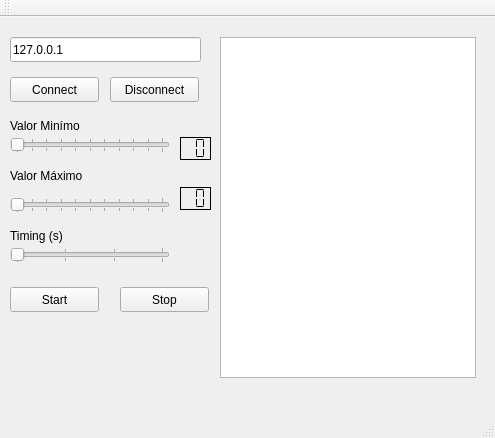
Above: QtTcpClientProducer/mainwindow.ui from HemersonRafael/PA_qt before the change. Below: the same form after it.
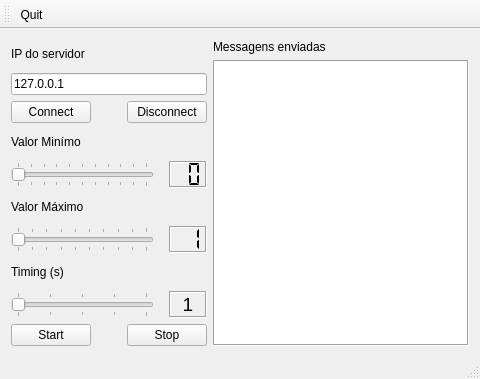
That is the form after the change.

What changed in the file:
```diff
--- a/QtTcpClientProducer/mainwindow.ui
+++ b/QtTcpClientProducer/mainwindow.ui
@@ -6,131 +6,131 @@
    <rect>
     <x>0</x>
     <y>0</y>
-    <width>495</width>
-    <height>438</height>
+    <width>480</width>
+    <height>379</height>
    </rect>
   </property>
   <property name="windowTitle">
-   <string>MainWindow</string>
+   <string>Tcp Client Producer</string>
+  </property>
+  <property name="toolButtonStyle">
+   <enum>Qt::ToolButtonIconOnly</enum>
   </property>
   <widget class="QWidget" name="centralWidget">
+   <layout class="QGridLayout" name="gridLayout">
+    <item row="0" column="1">
+     <layout class="QVBoxLayout" name="verticalLayout_2">
+      <item>
+       <widget class="QLabel" name="label_5">
+        <property name="text">
+         <string>Messagens enviadas</string>
+        </property>
+       </widget>
+      </item>
+      <item>
+       <widget class="QTextBrowser" name="textBrowser">
+        <property name="frameShape">
+         <enum>QFrame::Box</enum>
+        </property>
+        <property name="frameShadow">
+         <enum>QFrame::Sunken</enum>
+        </property>
+        <property name="documentTitle">
+         <string/>
+        </property>
+       </widget>
+      </item>
+     </layout>
+    </item>
+    <item row="0" column="0">
+     <layout class="QVBoxLayout" name="verticalLayout" stretch="0,0,0,0,0,0,0,0,0,0">
+      <item>
+       <widget class="QLabel" name="label_4">
+        <property name="text">
+         <string>IP do servidor</string>
+        </property>
+       </widget>
+      </item>
+      <item>
    <widget class="QLineEdit" name="lineEditIp">
-    <property name="geometry">
-     <rect>
-      <x>10</x>
-      <y>20</y>
-      <width>191</width>
-      <height>25</height>
-     </rect>
-    </property>
     <property name="text">
      <string>127.0.0.1</string>
     </property>
    </widget>
+      </item>
+      <item>
+       <layout class="QHBoxLayout" name="horizontalLayout" stretch="40,20,40">
+        <item>
    <widget class="QPushButton" name="pushButtonConnect">
-    <property name="geometry">
-     <rect>
-      <x>10</x>
-      <y>60</y>
-      <width>89</width>
-      <height>25</height>
-     </rect>
-    </property>
     <property name="text">
      <string>Connect</string>
     </property>
    </widget>
+        </item>
+        <item>
+         <spacer name="horizontalSpacer">
+          <property name="orientation">
+           <enum>Qt::Horizontal</enum>
+          </property>
+          <property name="sizeHint" stdset="0">
+           <size>
+            <width>18</width>
+            <height>20</height>
+           </size>
+          </property>
+         </spacer>
+        </item>
+        <item>
    <widget class="QPushButton" name="pushButtonDisconnect">
-    <property name="geometry">
-     <rect>
-      <x>110</x>
-      <y>60</y>
-      <width>89</width>
-      <height>25</height>
-     </rect>
-    </property>
     <property name="text">
      <string>Disconnect</string>
     </property>
    </widget>
-   <widget class="QSlider" name="horizontalSliderMin">
-    <property name="geometry">
-     <rect>
-      <x>10</x>
-      <y>120</y>
-      <width>160</width>
-      <height>16</height>
-     </rect>
-    </property>
-    <property name="maximum">
-     <number>10</number>
-    </property>
-    <property name="orientation">
-     <enum>Qt::Horizontal</enum>
-    </property>
-    <property name="tickPosition">
-     <enum>QSlider::TicksBothSides</enum>
-    </property>
-   </widget>
-   <widget class="QSlider" name="horizontalSliderMax">
-    <property name="geometry">
-     <rect>
-      <x>10</x>
-      <y>180</y>
-      <width>160</width>
-      <height>16</height>
-     </rect>
-    </property>
-    <property name="maximum">
-     <number>10</number>
-    </property>
-    <property name="orientation">
-     <enum>Qt::Horizontal</enum>
-    </property>
-    <property name="tickPosition">
-     <enum>QSlider::TicksBothSides</enum>
-    </property>
-    <property name="tickInterval">
-     <number>1</number>
-    </property>
-   </widget>
+        </item>
+       </layout>
+      </item>
+      <item>
    <widget class="QLabel" name="label">
-    <property name="geometry">
-     <rect>
-      <x>10</x>
-      <y>100</y>
-      <width>111</width>
-      <height>17</height>
-     </rect>
-    </property>
     <property name="text">
      <string>Valor Minímo</string>
     </property>
    </widget>
-   <widget class="QLabel" name="label_2">
-    <property name="geometry">
-     <rect>
-      <x>10</x>
-      <y>150</y>
-      <width>111</width>
-      <height>17</height>
-     </rect>
-    </property>
-    <property name="text">
-     <string>Valor Máximo</string>
-    </property>
-   </widget>
+      </item>
+      <item>
+       <layout class="QHBoxLayout" name="horizontalLayout_4" stretch="75,5,20">
+        <item>
+         <widget class="QSlider" name="horizontalSliderMin">
+          <property name="maximum">
+           <number>10</number>
+          </property>
+          <property name="orientation">
+           <enum>Qt::Horizontal</enum>
+          </property>
+          <property name="tickPosition">
+           <enum>QSlider::TicksBothSides</enum>
+          </property>
+         </widget>
+        </item>
+        <item>
+         <spacer name="horizontalSpacer_2">
+          <property name="orientation">
+           <enum>Qt::Horizontal</enum>
+          </property>
+          <property name="sizeHint" stdset="0">
+           <size>
+            <width>13</width>
+            <height>19</height>
+           </size>
+          </property>
+         </spacer>
+        </item>
+        <item>
    <widget class="QLCDNumber" name="lcdNumberMin">
-    <property name="geometry">
-     <rect>
-      <x>180</x>
-      <y>120</y>
-      <width>31</width>
-      <height>23</height>
-     </rect>
+          <property name="focusPolicy">
+           <enum>Qt::NoFocus</enum>
     </property>
     <property name="frameShadow">
-     <enum>QFrame::Plain</enum>
+           <enum>QFrame::Sunken</enum>
     </property>
     <property name="lineWidth">
      <number>1</number>
@@ -145,17 +145,57 @@
      <enum>QLCDNumber::Flat</enum>
     </property>
    </widget>
+        </item>
+       </layout>
+      </item>
+      <item>
+       <widget class="QLabel" name="label_2">
+        <property name="text">
+         <string>Valor Máximo</string>
+        </property>
+       </widget>
+      </item>
+      <item>
+       <layout class="QHBoxLayout" name="horizontalLayout_3" stretch="75,5,20">
+        <item>
+         <widget class="QSlider" name="horizontalSliderMax">
+          <property name="minimum">
+           <number>1</number>
+          </property>
+          <property name="maximum">
+           <number>10</number>
+          </property>
+          <property name="orientation">
+           <enum>Qt::Horizontal</enum>
+          </property>
+          <property name="tickPosition">
+           <enum>QSlider::TicksBothSides</enum>
+          </property>
+          <property name="tickInterval">
+           <number>1</number>
+          </property>
+         </widget>
+        </item>
+        <item>
+         <spacer name="horizontalSpacer_3">
+          <property name="orientation">
+           <enum>Qt::Horizontal</enum>
+          </property>
+          <property name="sizeHint" stdset="0">
+           <size>
+            <width>13</width>
+            <height>19</height>
+           </size>
+          </property>
+         </spacer>
+        </item>
+        <item>
    <widget class="QLCDNumber" name="lcdNumberMax">
-    <property name="geometry">
-     <rect>
-      <x>180</x>
-      <y>170</y>
-      <width>31</width>
-      <height>23</height>
-     </rect>
-    </property>
     <property name="frameShadow">
-     <enum>QFrame::Plain</enum>
+           <enum>QFrame::Sunken</enum>
+          </property>
+          <property name="lineWidth">
+           <number>1</number>
     </property>
     <property name="digitCount">
      <number>2</number>
@@ -163,91 +203,123 @@
     <property name="segmentStyle">
      <enum>QLCDNumber::Flat</enum>
     </property>
-   </widget>
-   <widget class="QSlider" name="horizontalSliderMaxTiming">
-    <property name="geometry">
-     <rect>
-      <x>10</x>
-      <y>230</y>
-      <width>160</width>
-      <height>16</height>
-     </rect>
-    </property>
-    <property name="maximum">
-     <number>3</number>
-    </property>
-    <property name="orientation">
-     <enum>Qt::Horizontal</enum>
-    </property>
-    <property name="tickPosition">
-     <enum>QSlider::TicksBothSides</enum>
-    </property>
-    <property name="tickInterval">
+          <property name="intValue" stdset="0">
      <number>1</number>
     </property>
    </widget>
+        </item>
+       </layout>
+      </item>
+      <item>
    <widget class="QLabel" name="label_3">
-    <property name="geometry">
-     <rect>
-      <x>10</x>
-      <y>210</y>
-      <width>67</width>
-      <height>17</height>
-     </rect>
-    </property>
     <property name="text">
      <string>Timing (s)</string>
     </property>
    </widget>
+      </item>
+      <item>
+       <layout class="QHBoxLayout" name="horizontalLayout_5" stretch="75,5,20">
+        <item>
+         <widget class="QSlider" name="horizontalSliderTiming">
+          <property name="minimum">
+           <number>1</number>
+          </property>
+          <property name="maximum">
+           <number>5</number>
+          </property>
+          <property name="orientation">
+           <enum>Qt::Horizontal</enum>
+          </property>
+          <property name="tickPosition">
+           <enum>QSlider::TicksBothSides</enum>
+          </property>
+          <property name="tickInterval">
+           <number>1</number>
+          </property>
+         </widget>
+        </item>
+        <item>
+         <spacer name="horizontalSpacer_5">
+          <property name="orientation">
+           <enum>Qt::Horizontal</enum>
+          </property>
+          <property name="sizeHint" stdset="0">
+           <size>
+            <width>13</width>
+            <height>19</height>
+           </size>
+          </property>
+         </spacer>
+        </item>
+        <item>
    <widget class="QLabel" name="labelTiming">
-    <property name="geometry">
-     <rect>
-      <x>180</x>
-      <y>220</y>
-      <width>31</width>
-      <height>23</height>
-     </rect>
+          <property name="font">
+           <font>
+            <pointsize>14</pointsize>
+           </font>
+          </property>
+          <property name="focusPolicy">
+           <enum>Qt::NoFocus</enum>
+          </property>
+          <property name="contextMenuPolicy">
+           <enum>Qt::DefaultContextMenu</enum>
+          </property>
+          <property name="frameShape">
+           <enum>QFrame::Box</enum>
+          </property>
+          <property name="frameShadow">
+           <enum>QFrame::Sunken</enum>
     </property>
     <property name="text">
-     <string/>
-    </property>
-   </widget>
+           <string>1</string>
+          </property>
+          <property name="textFormat">
+           <enum>Qt::RichText</enum>
+          </property>
+          <property name="alignment">
+           <set>Qt::AlignCenter</set>
+          </property>
+          <property name="wordWrap">
+           <bool>false</bool>
+          </property>
+         </widget>
+        </item>
+       </layout>
+      </item>
+      <item>
+       <layout class="QHBoxLayout" name="horizontalLayout_2" stretch="40,20,40">
+        <item>
    <widget class="QPushButton" name="pushButtonConnectStart">
-    <property name="geometry">
-     <rect>
-      <x>10</x>
-      <y>270</y>
-      <width>89</width>
-      <height>25</height>
-     </rect>
-    </property>
     <property name="text">
      <string>Start</string>
     </property>
    </widget>
+        </item>
+        <item>
+         <spacer name="horizontalSpacer_4">
+          <property name="orientation">
+           <enum>Qt::Horizontal</enum>
+          </property>
+          <property name="sizeHint" stdset="0">
+           <size>
+            <width>18</width>
+            <height>20</height>
+           </size>
+          </property>
+         </spacer>
+        </item>
+        <item>
    <widget class="QPushButton" name="pushButtonConnectStop">
-    <property name="geometry">
-     <rect>
-      <x>120</x>
-      <y>270</y>
-      <width>89</width>
-      <height>25</height>
-     </rect>
-    </property>
     <property name="text">
      <string>Stop</string>
     </property>
    </widget>
-   <widget class="QTextBrowser" name="textBrowser">
-    <property name="geometry">
-     <rect>
-      <x>220</x>
-      <y>20</y>
-      <width>256</width>
-      <height>341</height>
-     </rect>
-    </property>
-   </widget>
+        </item>
+       </layout>
+      </item>
+     </layout>
+    </item>
+   </layout>
   </widget>
   <widget class="QMenuBar" name="menuBar">
    <property name="geometry">
@@ -266,8 +338,14 @@
    <attribute name="toolBarBreak">
     <bool>false</bool>
    </attribute>
+   <addaction name="actionQuit"/>
   </widget>
   <widget class="QStatusBar" name="statusBar"/>
+  <action name="actionQuit">
+   <property name="text">
+    <string>Quit</string>
+   </property>
+  </action>
  </widget>
  <layoutdefault spacing="6" margin="11"/>
  <resources/>
```
Left out of the diff: 28 changed lines with no effect on the pictures. Lines whose indentation alone changed are shown as unchanged.
